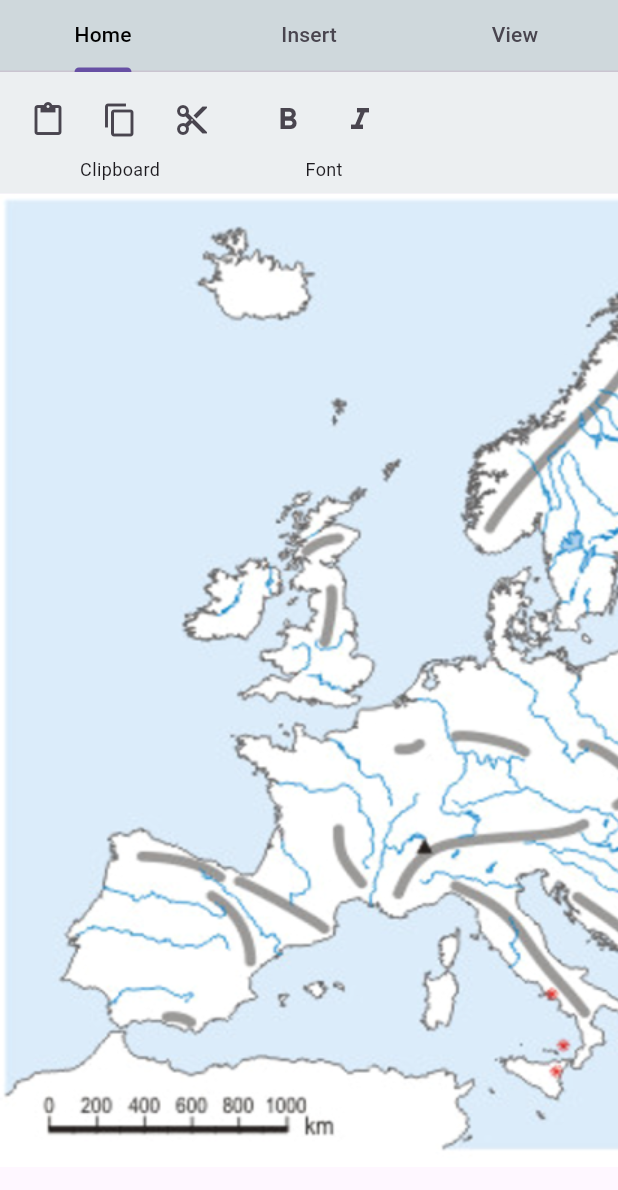
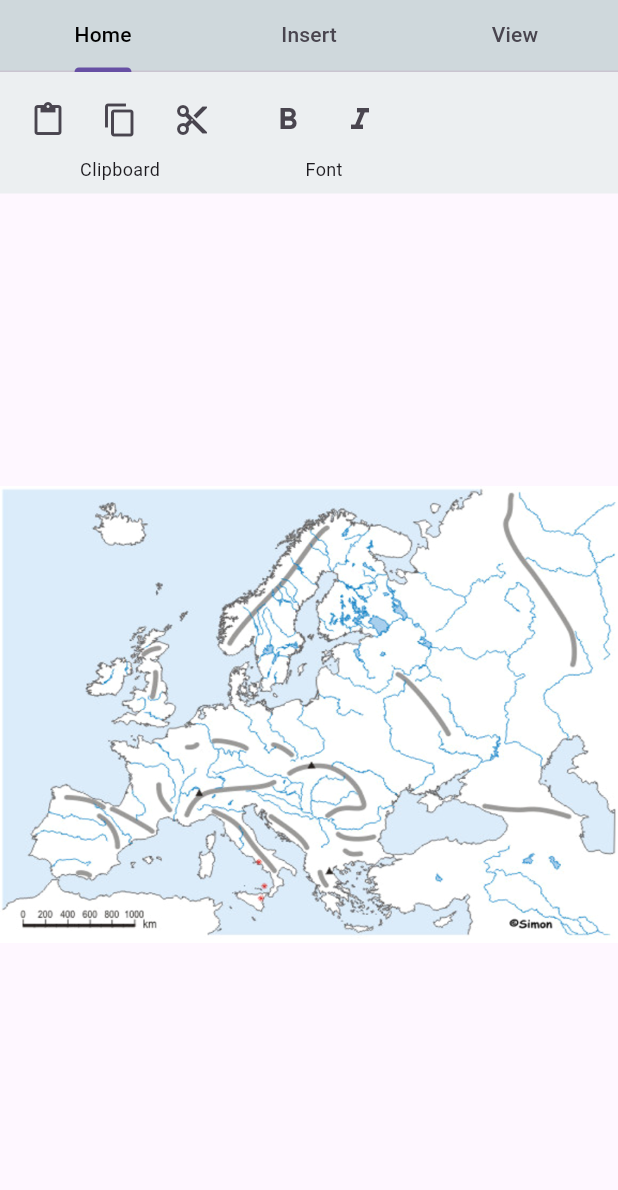
Before and after one commit to andras-bodi-mate/TopoPractice, a Flutter app: the screen it shows after launch, on a phone screen of 412 x 824 dp. Shown: the top 1190 px of the screen. Run offline on Flutter 3.47's test engine with Material 3 defaults, Android fonts, the light colour scheme and no system bars; missing offline and left inert: window_manager.

Commit message:
Made ImageViewer not constrained to available space.

```diff
--- a/lib/image_viewer.dart
+++ b/lib/image_viewer.dart
@@ -15,25 +15,58 @@ class ImageViewer extends StatefulWidget {
 }
 
 class ImageViewerState extends State<ImageViewer> {
-  late final TransformationController myTransform;
+  late final TransformationController transformController;
+  late double imageWidth, imageHeight;
 
   @override
   void initState() {
     super.initState();
-    myTransform = widget.controller ?? TransformationController();
+    transformController = widget.controller ?? TransformationController();
+
+    final stream = widget.imageProvider.resolve(const ImageConfiguration());
+    stream.addListener(ImageStreamListener((info, _) {
+      setState(() {
+        imageWidth = info.image.width.toDouble();
+        imageHeight = info.image.height.toDouble();
+      });
+
+      WidgetsBinding.instance.addPostFrameCallback((_) {
+        final RenderBox renderBox = context.findRenderObject() as RenderBox;
+        final Size containerSize = renderBox.size;
+
+        final double scaleX = containerSize.width / imageWidth;
+        final double scaleY = containerSize.height / imageHeight;
+        final double scale = scaleX < scaleY ? scaleX : scaleY;
+
+        final double dx = (containerSize.width - imageWidth * scale) / 2;
+        final double dy = (containerSize.height - imageHeight * scale) / 2;
+
+        transformController.value = Matrix4.identity()
+          ..translate(dx, dy)
+          ..scale(scale);
+      });
+    }));
   }
 
-  TransformationController get controller => myTransform;
+  TransformationController get controller => transformController;
 
   @override
   Widget build(BuildContext context) {
     return InteractiveViewer(
-      transformationController: myTransform,
+      transformationController: transformController,
       panEnabled: true,
       scaleEnabled: true,
+      minScale: 1.0,
       maxScale: 15,
+      boundaryMargin: EdgeInsets.all(double.infinity),
       constrained: false,
-      child: Image(image: widget.imageProvider, fit: BoxFit.scaleDown),
+
+      child: FittedBox(
+        fit: BoxFit.contain,
+        child: SizedBox(
+          child: Image(image: widget.imageProvider)
+        )
+      )
     );
   }
 }
```
